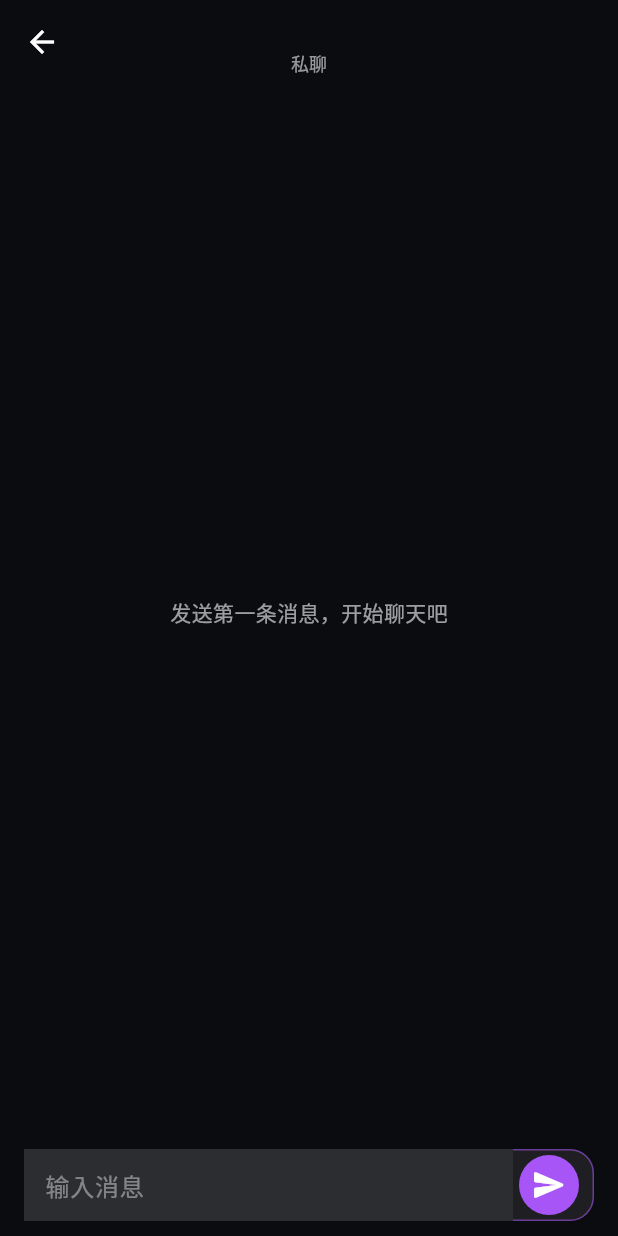
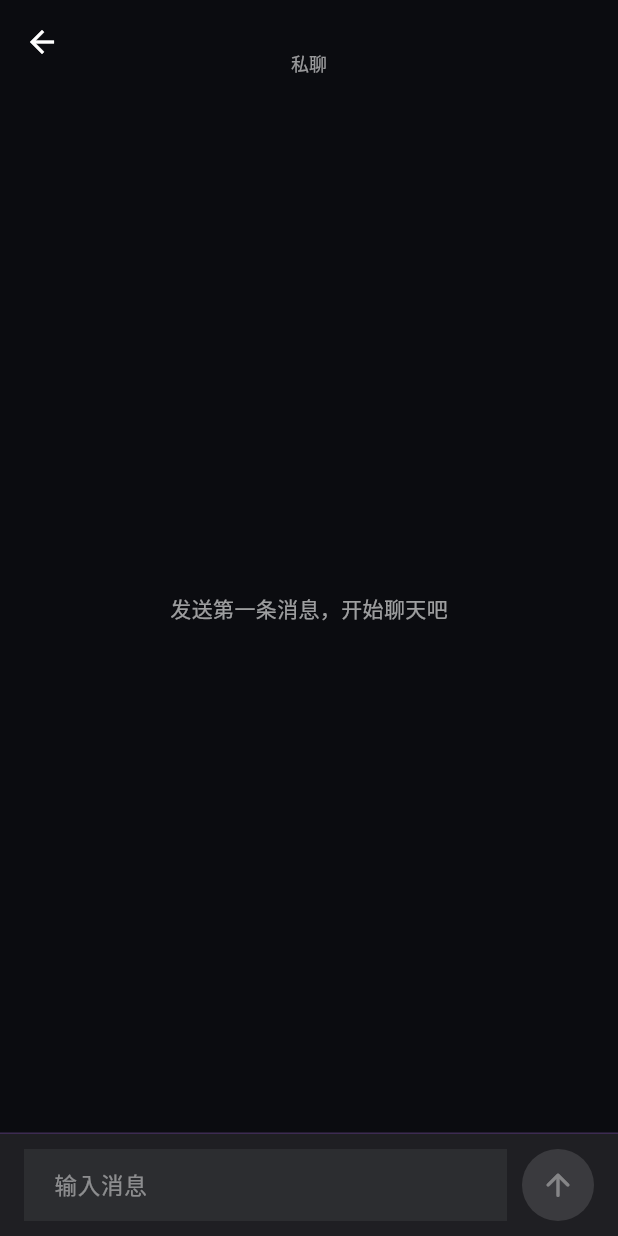
Before and after one commit to XXBLQAQ/XIAOJIUGUAN, a Flutter app: the ChatDetailPage screen opened by its route, on a phone screen of 412 x 824 dp. Run offline on Flutter 3.47's test engine with Material 3 defaults, Android fonts, the phone set to English and light mode, and no system bars; our stand-ins replace dio, flutter_local_notifications, flutter_secure_storage, image_picker, open_filex, package_info_plus and 7 more; missing offline and left inert: webview_flutter_android; accounts and stored records are empty; network calls fail.

Commit message:
优化聊天消息通知与已读状态

```diff
--- a/flutter_app/lib/features/chat/chat_detail_page.dart
+++ b/flutter_app/lib/features/chat/chat_detail_page.dart
@@ -36,11 +36,15 @@ class _ChatDetailPageState extends State<ChatDetailPage>
   Timer? _typingTimer;
   bool _triggeringVibration = false;
   bool _initialLoadComplete = false;
+  bool _composerFocused = false;
+  bool _hasMessageDraft = false;
 
   @override
   void initState() {
     super.initState();
     WidgetsBinding.instance.addObserver(this);
+    _inputFocusNode.addListener(_refreshComposerState);
+    _inputController.addListener(_refreshComposerState);
     final chat = context.read<ChatService>();
     context.read<MessageNotificationService>().setActiveChat(widget.chatId);
     context.read<ChatSocketService>().joinConversation(widget.chatId);
@@ -54,13 +58,15 @@ class _ChatDetailPageState extends State<ChatDetailPage>
 
   Future<void> _loadConversation(ChatService chat) async {
     try {
-      await chat.markConversationRead(widget.chatId);
       await chat.restoreLocal(widget.chatId);
       if (widget.isGroup) {
         await chat.loadGroupMessages(widget.chatId);
       } else {
         await chat.loadMessages(widget.chatId);
       }
+      await chat.markConversationRead(widget.chatId);
+      unawaited(chat.acknowledgeConversationRead(widget.chatId,
+          lastReadSeq: chat.lastMessageSeq(widget.chatId)));
     } finally {
       if (mounted) {
         setState(() => _initialLoadComplete = true);
@@ -96,6 +102,18 @@ class _ChatDetailPageState extends State<ChatDetailPage>
         ChatMessageStatus.failed => '发送失败，点击重试',
         ChatMessageStatus.sent => message.isRead ? '已读' : '已发送',
       };
+
+  void _refreshComposerState() {
+    final hasDraft = _inputController.text.trim().isNotEmpty;
+    if (_composerFocused == _inputFocusNode.hasFocus &&
+        _hasMessageDraft == hasDraft) {
+      return;
+    }
+    setState(() {
+      _composerFocused = _inputFocusNode.hasFocus;
+      _hasMessageDraft = hasDraft;
+    });
+  }
 
   void _onChanged(String value) {
     _typingTimer?.cancel();
@@ -154,7 +172,7 @@ class _ChatDetailPageState extends State<ChatDetailPage>
           final permission = context
               .watch<RemoteVibrationService>()
               .permissionFor(widget.chatId);
-          final enabled = permission?.localEnabled ?? false;
+          final enabled = permission?.localEnabled ?? true;
           return SafeArea(
             child: Padding(
               padding: const EdgeInsets.fromLTRB(20, 0, 20, 20),
@@ -206,6 +224,8 @@ class _ChatDetailPageState extends State<ChatDetailPage>
     context.read<ChatService>().clearActiveConversation(widget.chatId);
     context.read<MessageNotificationService>().setActiveChat(null);
     WidgetsBinding.instance.removeObserver(this);
+    _inputController.removeListener(_refreshComposerState);
+    _inputFocusNode.removeListener(_refreshComposerState);
     _inputController.dispose();
     _inputFocusNode.dispose();
     _scrollController.dispose();
@@ -304,38 +324,58 @@ class _ChatDetailPageState extends State<ChatDetailPage>
 
   Widget _buildComposer(bool canRemoteVibrate) {
     final scheme = Theme.of(context).colorScheme;
+    final active = _composerFocused || _hasMessageDraft;
+    final fieldRadius = BorderRadius.circular(AppRadius.input);
+    final iconButtonStyle = IconButton.styleFrom(
+      minimumSize: const Size(44, 44),
+      foregroundColor: scheme.onSurface.withValues(alpha: .72),
+    );
+
     return SafeArea(
       top: false,
-      child: Padding(
+      child: Container(
         padding: const EdgeInsets.fromLTRB(
           AppSpacing.md,
-          AppSpacing.xs,
+          AppSpacing.sm,
           AppSpacing.md,
           AppSpacing.sm,
         ),
-        child: DecoratedBox(
         decoration: BoxDecoration(
           color: scheme.surface,
-            borderRadius: BorderRadius.circular(AppRadius.input),
-            border: Border.all(color: scheme.outline.withValues(alpha: .55)),
+          border: Border(
+            top: BorderSide(color: scheme.outline.withValues(alpha: .22)),
+          ),
         ),
         child: Row(
           crossAxisAlignment: CrossAxisAlignment.end,
           children: [
             if (canRemoteVibrate)
-                IconButton(
+              Padding(
+                padding: const EdgeInsets.only(right: AppSpacing.xs),
+                child: IconButton(
                   tooltip: '远程震动',
+                  style: iconButtonStyle,
                   onPressed:
                       _triggeringVibration ? null : _triggerRemoteVibration,
                   icon: _triggeringVibration
                       ? const SizedBox(
-                          width: 20,
-                          height: 20,
+                          width: 18,
+                          height: 18,
                           child: CircularProgressIndicator(strokeWidth: 2),
                         )
                       : const Icon(Icons.vibration_rounded),
                 ),
+              ),
             Expanded(
+              child: AnimatedContainer(
+                duration: const Duration(milliseconds: 160),
+                constraints: const BoxConstraints(minHeight: 48),
+                decoration: BoxDecoration(
+                  color: active
+                      ? scheme.primaryContainer.withValues(alpha: .42)
+                      : scheme.surfaceContainerHighest.withValues(alpha: .62),
+                  borderRadius: fieldRadius,
+                ),
                 child: TextField(
                   controller: _inputController,
                   focusNode: _inputFocusNode,
@@ -343,28 +383,50 @@ class _ChatDetailPageState extends State<ChatDetailPage>
                   maxLines: 5,
                   maxLength: 5000,
                   textInputAction: TextInputAction.newline,
+                  textCapitalization: TextCapitalization.sentences,
                   onChanged: _onChanged,
-                  decoration: const InputDecoration(
+                  style: TextStyle(
+                    color: scheme.onSurface,
+                    fontSize: 15,
+                    height: 1.35,
+                  ),
+                  decoration: InputDecoration(
                     hintText: '输入消息',
+                    hintStyle: TextStyle(
+                      color: scheme.onSurface.withValues(alpha: .46),
+                    ),
                     counterText: '',
                     border: InputBorder.none,
                     enabledBorder: InputBorder.none,
                     focusedBorder: InputBorder.none,
-                    contentPadding: EdgeInsets.symmetric(
-                      horizontal: AppSpacing.sm,
+                    contentPadding: const EdgeInsets.symmetric(
+                      horizontal: AppSpacing.md,
                       vertical: 12,
                     ),
                   ),
                 ),
               ),
-              IconButton.filled(
-                tooltip: '发送',
-                onPressed: _send,
-                icon: const Icon(Icons.send_rounded),
             ),
-              const SizedBox(width: AppSpacing.xs),
+            const SizedBox(width: AppSpacing.sm),
+            AnimatedContainer(
+              duration: const Duration(milliseconds: 160),
+              width: 48,
+              height: 48,
+              child: IconButton.filled(
+                tooltip: _hasMessageDraft ? '发送消息' : '请输入消息',
+                onPressed: _hasMessageDraft ? _send : null,
+                style: IconButton.styleFrom(
+                  backgroundColor: _hasMessageDraft
+                      ? scheme.primary
+                      : scheme.surfaceContainerHighest,
+                  foregroundColor: _hasMessageDraft
+                      ? scheme.onPrimary
+                      : scheme.onSurface.withValues(alpha: .38),
+                ),
+                icon: const Icon(Icons.arrow_upward_rounded),
+              ),
+            ),
           ],
-          ),
         ),
       ),
     );
--- a/flutter_app/pubspec.yaml
+++ b/flutter_app/pubspec.yaml
@@ -1,7 +1,7 @@
 name: chat_game_app
 description: 小酒馆——好友聊天与游戏的工具app
 publish_to: 'none'
-version: 1.0.19+7
+version: 1.0.21+9
 
 environment:
   sdk: '>=3.0.0 <4.0.0'
```
Also changed, not shown: flutter_app/lib/services/chat_service.dart (+49 -1 lines), flutter_app/lib/services/chat_socket_service.dart (+41 -15 lines), flutter_app/lib/services/message_notification_service.dart (+20 -6 lines), flutter_app/lib/services/remote_vibration_service.dart (+18 -26 lines), 1 other file. Lines whose indentation alone changed are shown as unchanged.
